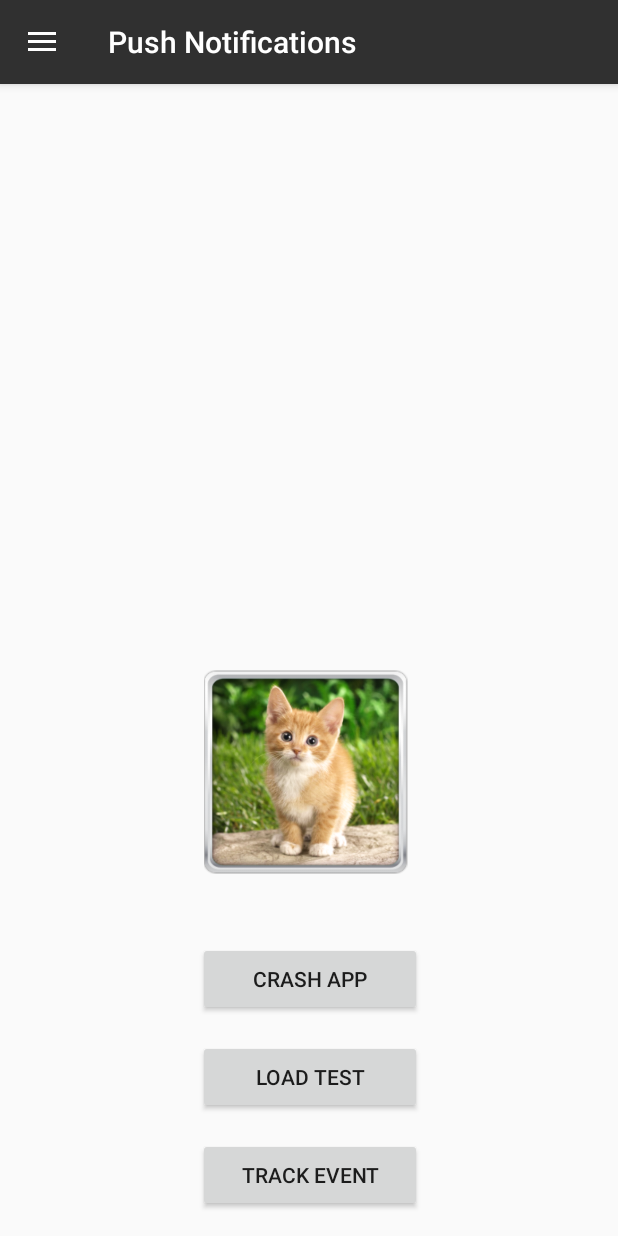
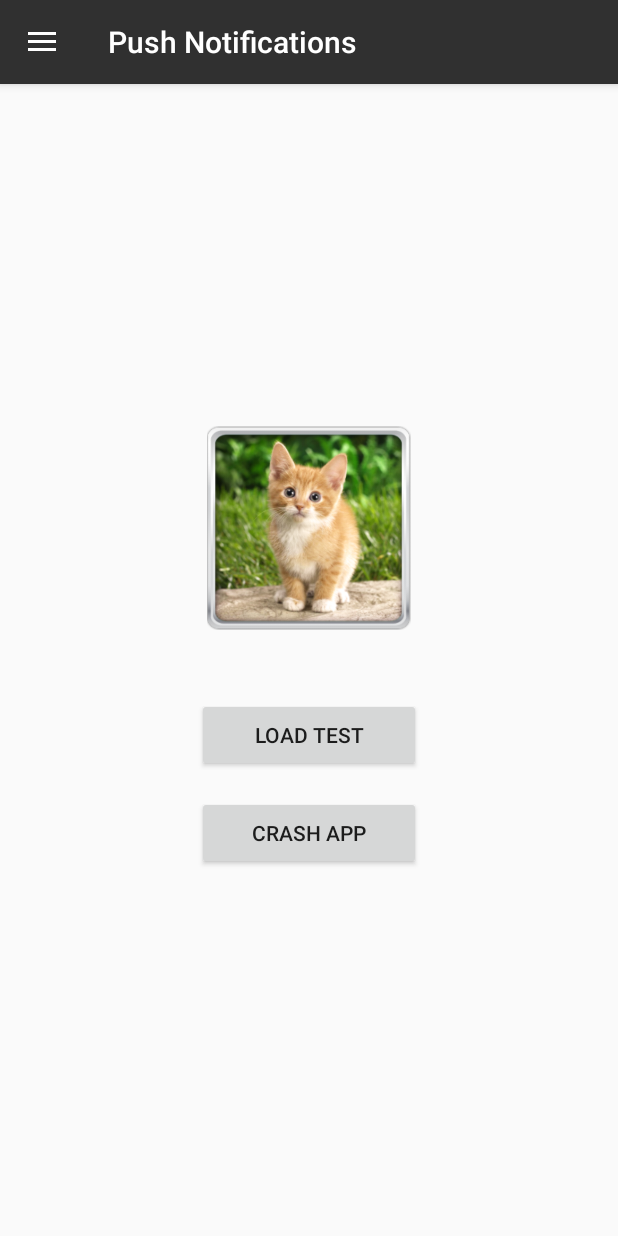
Before and after one commit to Leanplum/Leanplum-Android-SDK-Example, an Android app: the fragment TestingFragment placed in its activity, on a phone screen of 412 x 824 dp. Run offline under Robolectric (Android 15) with nearby library versions, the phone set to English and light mode, and no system bars; 1 statement that could not run was skipped.

Commit message:
refactor(testing fragment): refactor fragment

```diff
--- a/app/src/main/java/com/leanplum/android/example/fragments/TestingFragment.java
+++ b/app/src/main/java/com/leanplum/android/example/fragments/TestingFragment.java
@@ -1,7 +1,7 @@
 package com.leanplum.android.example.fragments;
 
+import android.os.Bundle;
 import android.support.v4.app.Fragment;
-import android.os.Bundle;
 import android.view.LayoutInflater;
 import android.view.View;
 import android.view.ViewGroup;
@@ -9,10 +9,6 @@ import android.widget.Button;
 
 import com.leanplum.Leanplum;
 import com.leanplum.android.example.R;
-
-/**
- * Created by sayaan on 7/10/17.
- */
 
 public class TestingFragment extends Fragment {
   public TestingFragment() {
@@ -26,14 +22,6 @@ public class TestingFragment extends Fragment {
   public View onCreateView(LayoutInflater inflater, ViewGroup container,
       Bundle savedInstanceState) {
     View root = inflater.inflate(R.layout.testing_layout, container, false);
-
-        Button example = (Button) root.findViewById(R.id.track_event);
-        example.setOnClickListener(new View.OnClickListener() {
-            @Override
-            public void onClick(View v) {
-                Leanplum.track("Example");
-            }
-        });
 
     Button loadTest = (Button) root.findViewById(R.id.load_test);
     loadTest.setOnClickListener(new View.OnClickListener() {
--- a/app/src/main/res/layout/testing_layout.xml
+++ b/app/src/main/res/layout/testing_layout.xml
@@ -1,46 +1,10 @@
-<android.support.constraint.ConstraintLayout
-    xmlns:android="http://schemas.android.com/apk/res/android"
-    xmlns:app="http://schemas.android.com/apk/res-auto"
-    xmlns:tools="http://schemas.android.com/tools" android:layout_width="match_parent"
-    android:layout_height="match_parent">
-
-    <ImageView
-        android:layout_width="155dp"
-        android:layout_height="136dp"
-        android:id="@+id/kitten"
-        android:src="@drawable/kittens"
-        tools:layout_editor_absoluteX="115dp"
-        android:layout_marginBottom="45dp"
-        app:layout_constraintBottom_toTopOf="@+id/crash_app"
-        app:layout_constraintEnd_toEndOf="@id/crash_app" />
-
-    <Button android:id="@+id/track_event" android:layout_width="149dp"
-        android:layout_height="49dp" android:layout_marginBottom="16dp"
-        android:layout_marginLeft="8dp" android:layout_marginRight="8dp" android:text="Track Event"
-        app:layout_constraintBottom_toBottomOf="parent" app:layout_constraintHorizontal_bias="0.502"
-        app:layout_constraintLeft_toLeftOf="parent" app:layout_constraintRight_toRightOf="parent"
-        tools:layout_editor_absoluteY="454dp" />
-    <Button
-        android:text="Load Test"
-        android:id="@+id/load_test"
-        android:layout_width="149dp"
-        android:layout_height="49dp"
-        tools:layout_editor_absoluteY="378dp"
-        app:layout_constraintLeft_toLeftOf="parent"
-        app:layout_constraintRight_toRightOf="parent"
-        app:layout_constraintHorizontal_bias="0.502"
-        app:layout_constraintBottom_toTopOf="@+id/track_event"
-        android:layout_marginBottom="16dp"/>
-    <Button
-        android:text="Crash App"
-        android:id="@+id/crash_app"
-        android:layout_width="149dp"
-        android:layout_height="49dp"
-        tools:layout_editor_absoluteY="378dp"
-        app:layout_constraintLeft_toLeftOf="parent"
-        app:layout_constraintRight_toRightOf="parent"
-        app:layout_constraintHorizontal_bias="0.502"
-        app:layout_constraintBottom_toTopOf="@+id/load_test"
-        android:layout_marginBottom="16dp"/>
-
-</android.support.constraint.ConstraintLayout>
+<LinearLayout xmlns:android="http://schemas.android.com/apk/res/android"
+    android:layout_width="match_parent" android:layout_height="match_parent"
+    android:orientation="vertical" android:gravity="center">
+    <ImageView android:id="@+id/kitten" android:layout_width="155dp" android:layout_height="136dp"
+        android:layout_marginBottom="45dp" android:src="@drawable/kittens" />
+    <Button android:id="@+id/load_test" android:layout_width="149dp" android:layout_height="49dp"
+        android:layout_marginBottom="16dp" android:text="Load Test" />
+    <Button android:id="@+id/crash_app" android:layout_width="149dp" android:layout_height="49dp"
+        android:layout_marginBottom="16dp" android:text="Crash App" />
+</LinearLayout>
```
Lines whose indentation alone changed are shown as unchanged.
